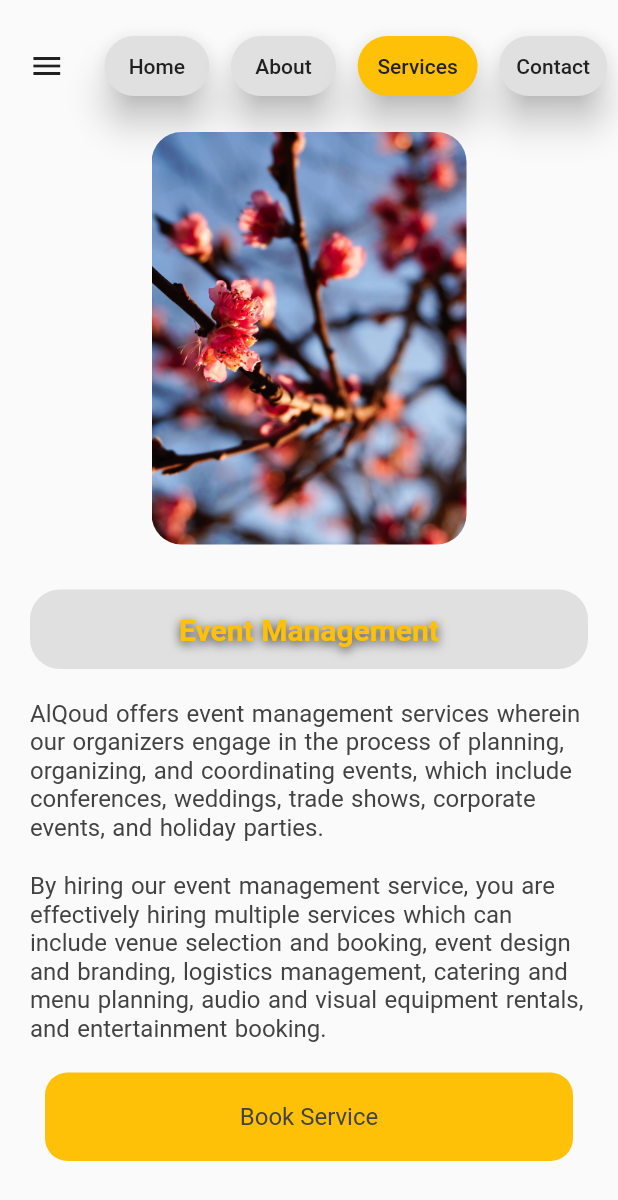
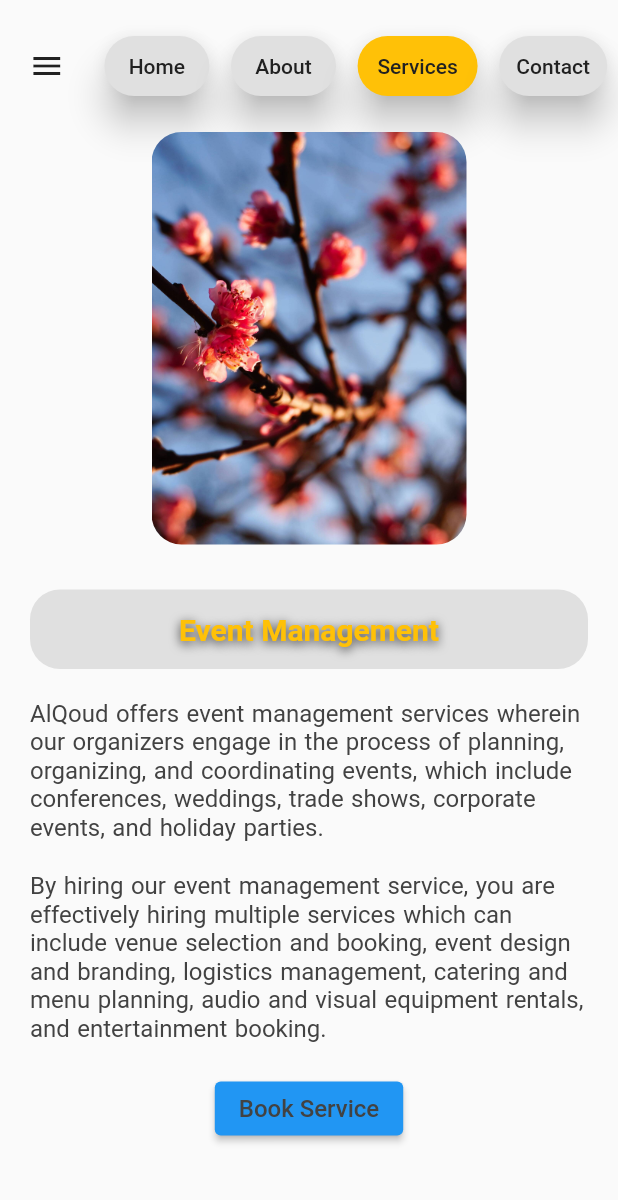
Before and after one commit to MohammedBaqerAdnan/AlqoudAppProject, a Flutter app: the EventManagementService screen opened directly, on a phone screen of 412 x 824 dp. Shown: the top 1200 px of the screen. Run offline on Flutter 3.47's test engine with Material 2 defaults, Android fonts, the phone set to English and light mode, and no system bars; our stand-ins replace flutter_svg, font_awesome_flutter, intl_phone_field; missing offline and left inert: qfapp; statements that could not run were skipped.

Commit message:
Added routing to booking form

```diff
--- a/lib/EventManagementService.dart
+++ b/lib/EventManagementService.dart
@@ -311,25 +311,22 @@ class EventManagementService extends StatelessWidget {
                   child: Row(
                     children: [
                       Expanded(
-                    child: Container(
-                      decoration: BoxDecoration(
-                        color: Colors.amber[500], // Different color as required
-                        borderRadius:
-                            BorderRadius.circular(15), // Rounded corners
-                      ),
-                      padding: EdgeInsets.fromLTRB(20, 20, 20, 20),
                         child: Column(
                           mainAxisAlignment: MainAxisAlignment.start,
                           children: [
-                          Text(
+                            ElevatedButton(
+                              onPressed: () {
+                                Navigator.pushReplacementNamed(context, "/BookingForm");
+                              },
+                              child: Text(
                                 'Book Service', // Changed text
                                 style: TextStyle(
                                   fontSize: 16,
                                   color: Colors.grey[800],
                                 ),
                               ),
+                            ),
                           ],
-                      ),
                         ),
                       ),
                     ],
```
Lines whose indentation alone changed are shown as unchanged.
